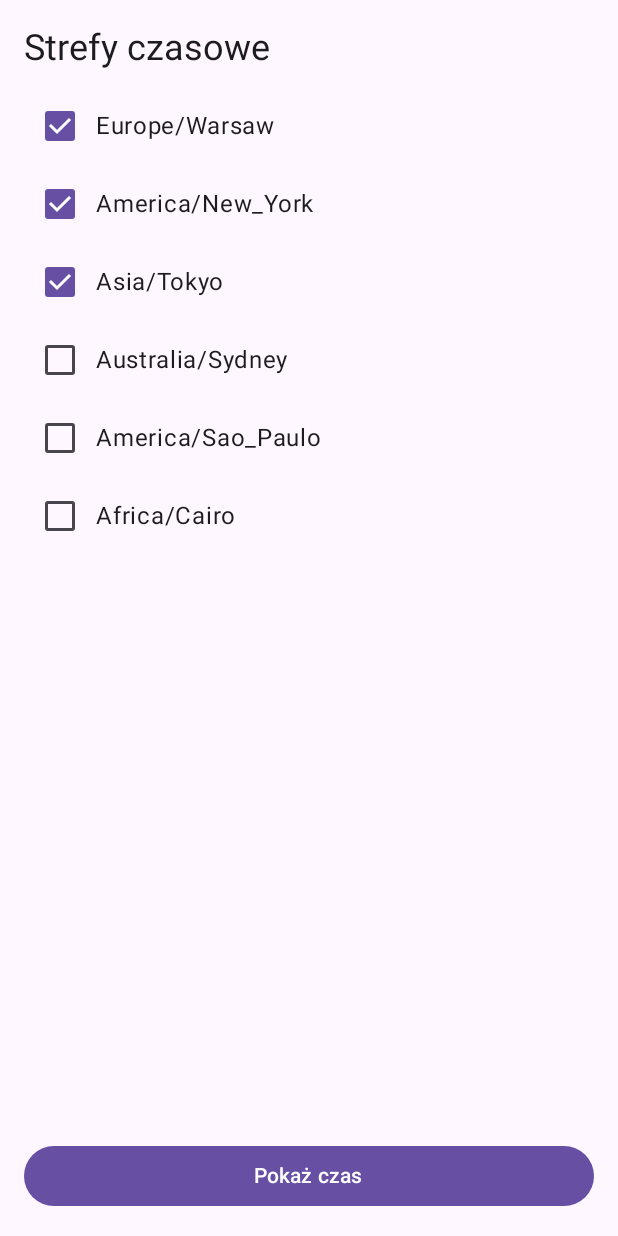
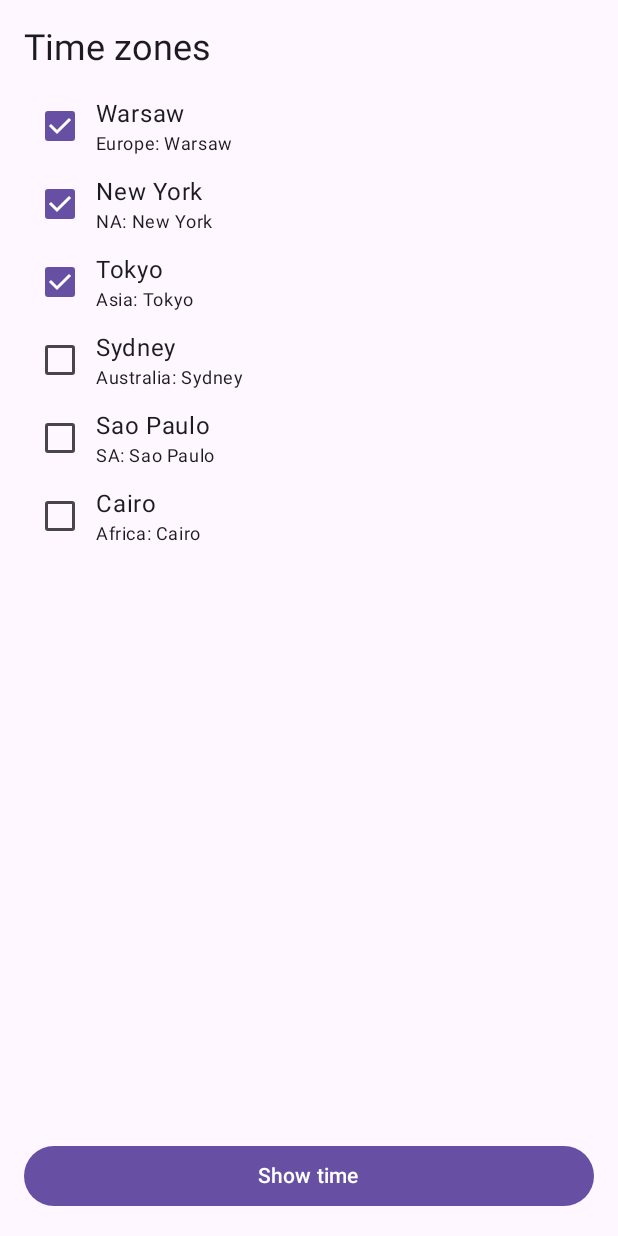
Before and after one commit to felipeculfo/PSM-Lab6, an Android app built with Jetpack Compose: the screen it shows after launch (MainActivity), on a phone screen of 412 x 824 dp. Run offline under Robolectric (Android 15) with nearby library versions, the phone set to English and light mode, and no system bars.

Commit message:
feat: Lab06 Zadanie 2

```diff
--- a/app/build.gradle.kts
+++ b/app/build.gradle.kts
@@ -30,6 +30,7 @@ android {
     compileOptions {
         sourceCompatibility = JavaVersion.VERSION_11
         targetCompatibility = JavaVersion.VERSION_11
+        isCoreLibraryDesugaringEnabled = true
     }
     buildFeatures {
         compose = true
@@ -52,4 +53,5 @@ dependencies {
     androidTestImplementation(libs.androidx.junit)
     debugImplementation(libs.androidx.compose.ui.test.manifest)
     debugImplementation(libs.androidx.compose.ui.tooling)
+    coreLibraryDesugaring(libs.desugar.jdk.libs)
 }
--- /dev/null
+++ b/app/src/main/java/com/example/zegarek/CityNameResolver.kt
@@ -0,0 +1,48 @@
+// CityNameResolver.kt
+package com.example.zegarek
+
+import android.content.Context
+import androidx.compose.runtime.Composable
+import androidx.compose.runtime.remember
+import androidx.compose.ui.platform.LocalContext
+import java.util.Locale
+
+fun resolveCityNameFromResources(
+    context: Context,
+    rawLabelOrZone: String,
+    zoneToIanaMap: Map<String, String> = loadZoneToIanaMap(context)
+): String {
+    val trimmed = rawLabelOrZone.trim()
+    val ianaId = zoneToIanaMap[trimmed] ?: trimmed.replace(' ', '_')
+    val keySource = if (trimmed in zoneToIanaMap) ianaId else trimmed
+
+    val normalizedKey = "city_" + keySource
+        .lowercase(Locale.ROOT)
+        .replace(':', '_')
+        .replace('/', '_')
+        .replace(' ', '_')
+        .replace('-', '_')
+        .replace(Regex("_+"), "_")
+        .trim('_')
+
+    val resId = context.resources.getIdentifier(
+        normalizedKey,
+        "string",
+        context.packageName
+    )
+
+    return if (resId != 0) {
+        context.getString(resId)
+    } else {
+        ianaId.substringAfterLast('/').replace('_', ' ')
+    }
+}
+
+@Composable
+fun rememberCityName(rawLabelOrZone: String): String {
+    val context = LocalContext.current
+    val zoneMap = remember(context) { loadZoneToIanaMap(context) }
+    return remember(context, rawLabelOrZone, zoneMap) {
+        resolveCityNameFromResources(context, rawLabelOrZone, zoneMap)
+    }
+}
--- a/app/src/main/java/com/example/zegarek/MainActivity.kt
+++ b/app/src/main/java/com/example/zegarek/MainActivity.kt
@@ -22,11 +22,14 @@ import androidx.compose.material3.Text
 import androidx.compose.runtime.Composable
 import androidx.compose.runtime.getValue
 import androidx.compose.runtime.mutableStateOf
+import androidx.compose.runtime.remember
 import androidx.compose.runtime.saveable.rememberSaveable
 import androidx.compose.runtime.setValue
 import androidx.compose.ui.Alignment
 import androidx.compose.ui.Modifier
 import androidx.compose.ui.platform.LocalContext
+import androidx.compose.ui.res.stringArrayResource
+import androidx.compose.ui.res.stringResource
 import androidx.compose.ui.unit.dp
 
 class MainActivity : ComponentActivity() {
@@ -83,8 +86,10 @@ class MainActivity : ComponentActivity() {
 @Composable
 fun ZoneSelectionScreen(modifier: Modifier = Modifier) {
     val context = LocalContext.current
-    var selectedZones by rememberSaveable {
-        mutableStateOf(listOf("Europe/Warsaw", "America/New_York", "Asia/Tokyo"))
+    val availableZones: List<String> = stringArrayResource(R.array.available_zones).toList()
+    val zoneToIanaMap = remember(context, availableZones) { loadZoneToIanaMap(context) }
+    var selectedZones by rememberSaveable(availableZones) {
+        mutableStateOf(availableZones.take(3))
     }
 
     Column(
@@ -94,26 +99,39 @@ fun ZoneSelectionScreen(modifier: Modifier = Modifier) {
         verticalArrangement = Arrangement.spacedBy(12.dp)
     ) {
         Text(
-            text = "Strefy czasowe",
+            text = stringResource(R.string.title_time_zones),
             style = MaterialTheme.typography.headlineSmall
         )
 
         LazyColumn(
-            modifier = Modifier.weight(1f),
+            modifier = Modifier
+                .fillMaxWidth()
+                .weight(1f),
             verticalArrangement = Arrangement.spacedBy(4.dp)
         ) {
-            items(AVAILABLE_ZONES, key = { it }) { zoneId ->
+            items(availableZones, key = { it }) { zoneLabel ->
+                val cityName = rememberCityName(zoneLabel)
+                val ianaZone = zoneToIanaMap[zoneLabel.trim()] ?: zoneLabel
                 Row(
                     modifier = Modifier.fillMaxWidth(),
                     verticalAlignment = Alignment.CenterVertically
                 ) {
                     Checkbox(
-                        checked = zoneId in selectedZones,
+                        checked = zoneLabel in selectedZones,
                         onCheckedChange = {
-                            selectedZones = toggleZoneSelection(selectedZones, zoneId)
+                            selectedZones = toggleZoneSelection(selectedZones, zoneLabel)
                         }
                     )
-                    Text(text = zoneId)
+                    Column(modifier = Modifier.weight(1f)) {
+                        Text(
+                            text = cityName,
+                            style = MaterialTheme.typography.bodyLarge
+                        )
+                        Text(
+                            text = zoneLabel,
+                            style = MaterialTheme.typography.bodySmall
+                        )
+                    }
                 }
             }
         }
@@ -127,7 +145,7 @@ fun ZoneSelectionScreen(modifier: Modifier = Modifier) {
             },
             modifier = Modifier.fillMaxWidth()
         ) {
-            Text("Pokaż czas")
+            Text(stringResource(R.string.action_show_time))
         }
     }
 }
--- /dev/null
+++ b/app/src/main/java/com/example/zegarek/ZoneMappingProvider.kt
@@ -0,0 +1,25 @@
+// ZoneMappingProvider.kt
+package com.example.zegarek
+
+import android.content.Context
+import java.time.ZoneId
+
+/** Etykieta strefy (zależna od języka) -> identyfikator IANA, np. "Europa: Warszawa" -> "Europe/Warsaw". */
+fun loadZoneToIanaMap(context: Context): Map<String, String> {
+    val labels = context.resources.getStringArray(R.array.available_zones).toList()
+    val ianaIds = context.resources.getStringArray(R.array.available_zone_iana_ids).toList()
+
+    return labels
+        .zip(ianaIds)
+        .associate { (label, ianaId) -> label.trim() to ianaId.trim() }
+}
+
+fun resolveZoneIdFromResources(
+    context: Context,
+    rawLabelOrZone: String,
+    zoneToIanaMap: Map<String, String> = loadZoneToIanaMap(context)
+): ZoneId? {
+    val trimmed = rawLabelOrZone.trim()
+    val candidateId = zoneToIanaMap[trimmed] ?: trimmed.replace(' ', '_')
+    return runCatching { ZoneId.of(candidateId) }.getOrNull()
+}
--- a/app/src/main/java/com/example/zegarek/ZoneSelectionState.kt
+++ b/app/src/main/java/com/example/zegarek/ZoneSelectionState.kt
@@ -1,16 +1,7 @@
 // ZoneSelectionState.kt
 package com.example.zegarek
 
-const val EXTRA_SELECTED_ZONES = "com.example.lab6.EXTRA_SELECTED_ZONES"
-
-val AVAILABLE_ZONES: List<String> = listOf(
-    "Europe/Warsaw",
-    "America/New_York",
-    "Asia/Tokyo",
-    "Australia/Sydney",
-    "America/Sao_Paulo",
-    "Africa/Cairo"
-)
+const val EXTRA_SELECTED_ZONES = "com.example.zegarek.EXTRA_SELECTED_ZONES"
 
 fun toggleZoneSelection(current: List<String>, zoneId: String): List<String> =
     if (zoneId in current) current - zoneId else current + zoneId
--- a/app/src/main/res/values/strings.xml
+++ b/app/src/main/res/values/strings.xml
@@ -1,3 +1,32 @@
+<?xml version="1.0" encoding="utf-8"?>
 <resources>
-    <string name="app_name">zegarek</string>
+    <string name="app_name">Clock</string>
+    <string name="title_time_zones">Time zones</string>
+    <string name="action_show_time">Show time</string>
+    <string name="no_zones_selected">No zones selected.</string>
+
+    <string name="city_europe_warsaw">Warsaw</string>
+    <string name="city_america_new_york">New York</string>
+    <string name="city_asia_tokyo">Tokyo</string>
+    <string name="city_australia_sydney">Sydney</string>
+    <string name="city_america_sao_paulo">Sao Paulo</string>
+    <string name="city_africa_cairo">Cairo</string>
+
+    <string-array name="available_zones">
+        <item>Europe: Warsaw</item>
+        <item>NA: New York</item>
+        <item>Asia: Tokyo</item>
+        <item>Australia: Sydney</item>
+        <item>SA: Sao Paulo</item>
+        <item>Africa: Cairo</item>
+    </string-array>
+
+    <string-array name="available_zone_iana_ids">
+        <item>Europe/Warsaw</item>
+        <item>America/New_York</item>
+        <item>Asia/Tokyo</item>
+        <item>Australia/Sydney</item>
+        <item>America/Sao_Paulo</item>
+        <item>Africa/Cairo</item>
+    </string-array>
 </resources>
--- a/gradle/libs.versions.toml
+++ b/gradle/libs.versions.toml
@@ -8,6 +8,7 @@ lifecycleRuntimeKtx = "2.11.1"
 activityCompose = "1.13.0"
 kotlin = "2.2.10"
 composeBom = "2026.02.01"
+desugarJdkLibs = "2.1.5"
 
 [libraries]
 androidx-core-ktx = { group = "androidx.core", name = "core-ktx", version.ref = "coreKtx" }
@@ -24,6 +25,7 @@ androidx-compose-ui-tooling-preview = { group = "androidx.compose.ui", name = "u
 androidx-compose-ui-test-manifest = { group = "androidx.compose.ui", name = "ui-test-manifest" }
 androidx-compose-ui-test-junit4 = { group = "androidx.compose.ui", name = "ui-test-junit4" }
 androidx-compose-material3 = { group = "androidx.compose.material3", name = "material3" }
+desugar-jdk-libs = { group = "com.android.tools", name = "desugar_jdk_libs", version.ref = "desugarJdkLibs" }
 
 [plugins]
 android-application = { id = "com.android.application", version.ref = "agp" }
```
Also changed, not shown: app/src/main/java/com/example/zegarek/TimeActivity.kt (+101 -12 lines), app/src/main/java/com/example/zegarek/WorldClockFormatter.kt (added, +72 -0 lines), 1 other file.
